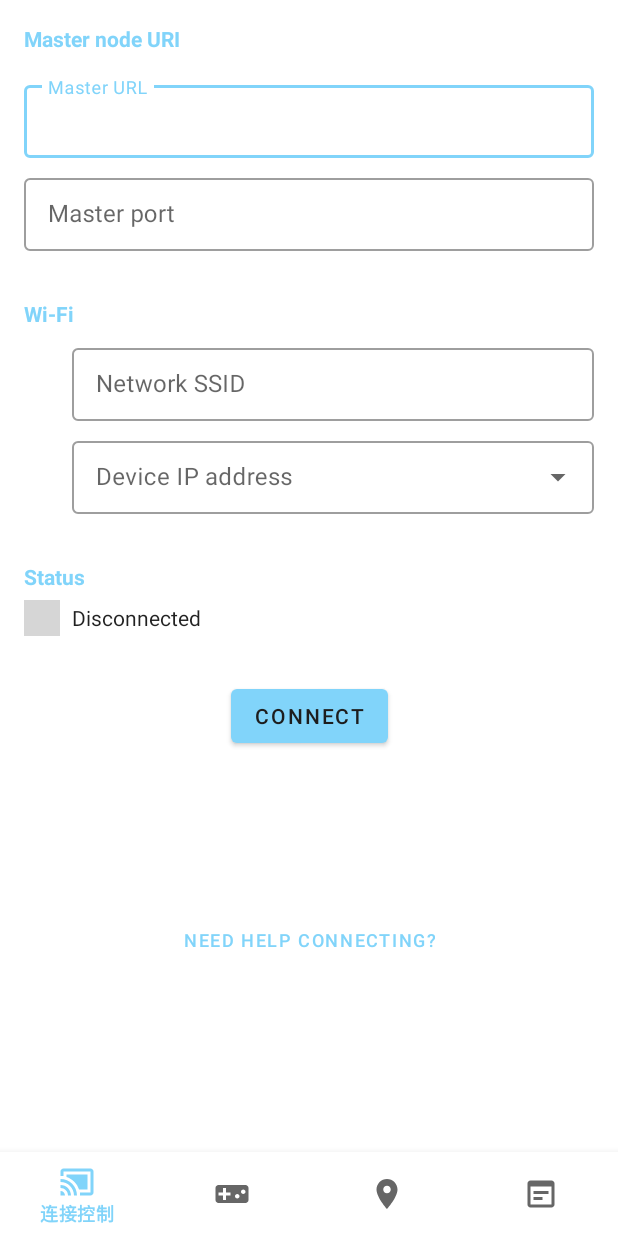
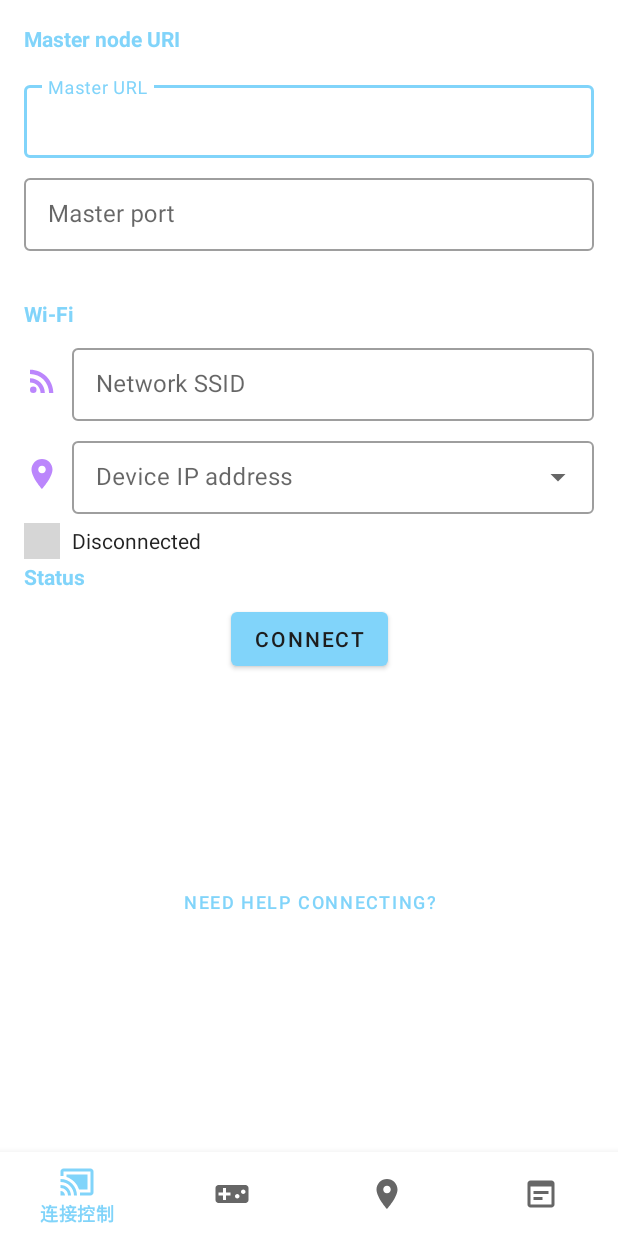
Before and after one commit to MrDva/ros-app, an Android app: the screen it shows after launch (MainActivity), on a phone screen of 412 x 824 dp. Run offline under Robolectric (Android 15) with nearby library versions, the phone set to English and light mode, and no system bars; our stand-ins replace navigation-ui; grey boxes are pictures that could not be loaded.

Commit message:
UI界面修改

```diff
--- a/app/src/main/res/drawable/ic_place_white_24dp.xml
+++ b/app/src/main/res/drawable/ic_place_white_24dp.xml
@@ -1,4 +1,4 @@
-<vector android:height="24dp" android:tint="#FFFFFF"
+<vector android:height="24dp" android:tint="@color/purple_200"
     android:viewportHeight="24.0" android:viewportWidth="24.0"
     android:width="24dp" xmlns:android="http://schemas.android.com/apk/res/android">
     <path android:fillColor="#FF000000" android:pathData="M12,2C8.13,2 5,5.13 5,9c0,5.25 7,13 7,13s7,-7.75 7,-13c0,-3.87 -3.13,-7 -7,-7zM12,11.5c-1.38,0 -2.5,-1.12 -2.5,-2.5s1.12,-2.5 2.5,-2.5 2.5,1.12 2.5,2.5 -1.12,2.5 -2.5,2.5z"/>
--- a/app/src/main/res/drawable/ic_rss_feed_black_24dp.xml
+++ b/app/src/main/res/drawable/ic_rss_feed_black_24dp.xml
@@ -1,4 +1,4 @@
-<vector android:height="24dp" android:tint="#FFFFFF"
+<vector android:height="24dp" android:tint="@color/purple_200"
     android:viewportHeight="24.0" android:viewportWidth="24.0"
     android:width="24dp" xmlns:android="http://schemas.android.com/apk/res/android">
     <path android:fillColor="#FF000000" android:pathData="M6.18,17.82m-2.18,0a2.18,2.18 0,1 1,4.36 0a2.18,2.18 0,1 1,-4.36 0"/>
--- /dev/null
+++ b/app/src/main/res/layout/dropdown_menu_item.xml
@@ -0,0 +1,11 @@
+<?xml version="1.0" encoding="utf-8"?>
+<TextView
+    xmlns:android="http://schemas.android.com/apk/res/android"
+    android:layout_height="wrap_content"
+    android:layout_width="match_parent"
+    android:maxLines="10"
+    android:padding="16dp"
+    android:singleLine="false"
+    android:text="Device IP Address"
+    android:textAppearance="?attr/textAppearanceSubtitle2"
+    />
--- a/app/src/main/res/layout/fragment_connection_config.xml
+++ b/app/src/main/res/layout/fragment_connection_config.xml
@@ -17,7 +17,7 @@
         android:padding="16dp">
 
         <TextView
-            android:id="@+id/textView"
+            android:id="@+id/master_TextView"
             android:layout_width="wrap_content"
             android:layout_height="wrap_content"
             android:text="Master node URI"
@@ -28,7 +28,7 @@
             app:layout_constraintTop_toTopOf="parent" />
 
         <com.google.android.material.textfield.TextInputLayout
-            android:id="@+id/input_layout2"
+            android:id="@+id/master_url_input_layout"
             style="@style/Widget.MaterialComponents.TextInputLayout.OutlinedBox.Dense"
             android:layout_width="match_parent"
             android:layout_height="wrap_content"
@@ -37,7 +37,7 @@
             app:boxBackgroundMode="outline"
             app:layout_constraintEnd_toEndOf="parent"
             app:layout_constraintStart_toStartOf="parent"
-            app:layout_constraintTop_toBottomOf="@+id/textView">
+            app:layout_constraintTop_toBottomOf="@+id/master_TextView">
 
             <com.google.android.material.textfield.TextInputEditText
                 android:id="@+id/master_ip_editText"
@@ -60,7 +60,7 @@
             app:boxBackgroundMode="outline"
             app:layout_constraintEnd_toEndOf="parent"
             app:layout_constraintStart_toStartOf="parent"
-            app:layout_constraintTop_toBottomOf="@+id/input_layout2">
+            app:layout_constraintTop_toBottomOf="@+id/master_url_input_layout">
 
             <com.google.android.material.textfield.TextInputEditText
                 android:id="@+id/master_port_editText"
@@ -73,7 +73,7 @@
         </com.google.android.material.textfield.TextInputLayout>
 
         <TextView
-            android:id="@+id/WifiText"
+            android:id="@+id/wifi_testView"
             android:layout_width="wrap_content"
             android:layout_height="wrap_content"
             android:layout_marginTop="32dp"
@@ -85,7 +85,7 @@
             app:layout_constraintTop_toBottomOf="@+id/master_port_inputLayout" />
 
         <TextView
-            android:id="@+id/wifiText"
+            android:id="@+id/statesText"
             android:layout_width="wrap_content"
             android:layout_height="wrap_content"
             android:layout_marginTop="32dp"
@@ -94,7 +94,7 @@
             android:textColor="@color/colorAccent"
             android:textStyle="bold"
             app:layout_constraintStart_toStartOf="parent"
-            app:layout_constraintTop_toBottomOf="@+id/ipAddessLayout" />
+            app:layout_constraintTop_toBottomOf="@+id/ipAddressLayout" />
 
         <ImageView
             android:id="@+id/wifiImageView"
@@ -119,7 +119,7 @@
             app:layout_constraintEnd_toEndOf="parent"
             app:layout_constraintHorizontal_bias="0.0"
             app:layout_constraintStart_toEndOf="@+id/wifiImageView"
-            app:layout_constraintTop_toBottomOf="@id/WifiText">
+            app:layout_constraintTop_toBottomOf="@id/wifi_testView">
 
             <com.google.android.material.textfield.TextInputEditText
                 android:id="@+id/NetworkSSIDText"
@@ -136,13 +136,13 @@
             android:id="@+id/ipImageView"
             android:layout_width="wrap_content"
             android:layout_height="wrap_content"
-            app:layout_constraintBottom_toBottomOf="@+id/ipAddessLayout"
+            app:layout_constraintBottom_toBottomOf="@+id/ipAddressLayout"
             app:layout_constraintStart_toStartOf="parent"
-            app:layout_constraintTop_toTopOf="@+id/ipAddessLayout"
+            app:layout_constraintTop_toTopOf="@+id/ipAddressLayout"
             app:srcCompat="@drawable/ic_place_white_24dp" />
 
         <com.google.android.material.textfield.TextInputLayout
-            android:id="@+id/ipAddessLayout"
+            android:id="@+id/ipAddressLayout"
             style="@style/Widget.MaterialComponents.TextInputLayout.OutlinedBox.Dense.ExposedDropdownMenu"
             android:layout_width="0dp"
             android:layout_height="wrap_content"
@@ -154,7 +154,7 @@
             app:layout_constraintTop_toBottomOf="@+id/network_SSID_choice_text">
 
             <AutoCompleteTextView
-                android:id="@+id/ipAddessTextView"
+                android:id="@+id/ipAddressTextView"
                 android:layout_width="match_parent"
                 android:layout_height="wrap_content"
                 android:inputType="none"
@@ -205,7 +205,7 @@
             android:text="@string/disconnected"
             android:textAppearance="@style/TextAppearance.AppCompat.Body1"
             app:layout_constraintStart_toEndOf="@+id/connectedImage"
-            app:layout_constraintTop_toBottomOf="@+id/wifiText" />
+            app:layout_constraintTop_toBottomOf="@+id/ipAddressLayout" />
 
         <ImageView
             android:id="@+id/connectedImage"
@@ -213,7 +213,7 @@
             android:layout_height="24dp"
             android:visibility="invisible"
             app:layout_constraintBottom_toBottomOf="@+id/statusText"
-            app:layout_constraintStart_toStartOf="@+id/wifiText"
+            app:layout_constraintStart_toStartOf="@+id/wifi_testView"
             app:layout_constraintTop_toTopOf="@+id/statusText"
             app:srcCompat="@drawable/ic_connected"
             app:tint="@color/ok_green" />
@@ -223,7 +223,7 @@
             android:layout_width="24dp"
             android:layout_height="24dp"
             app:layout_constraintBottom_toBottomOf="@+id/statusText"
-            app:layout_constraintStart_toStartOf="@+id/wifiText"
+            app:layout_constraintStart_toStartOf="@+id/wifi_testView"
             app:layout_constraintTop_toTopOf="@+id/statusText"
             app:srcCompat="@drawable/ic_connected"
             app:tint="@color/delete_red" />
```
